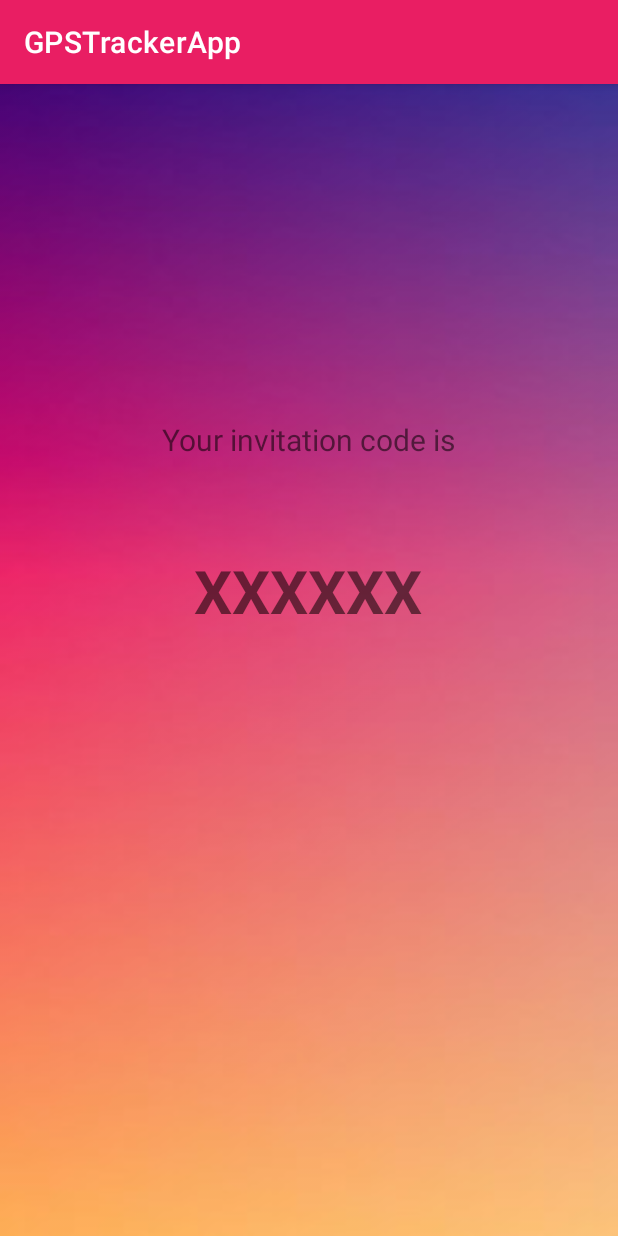
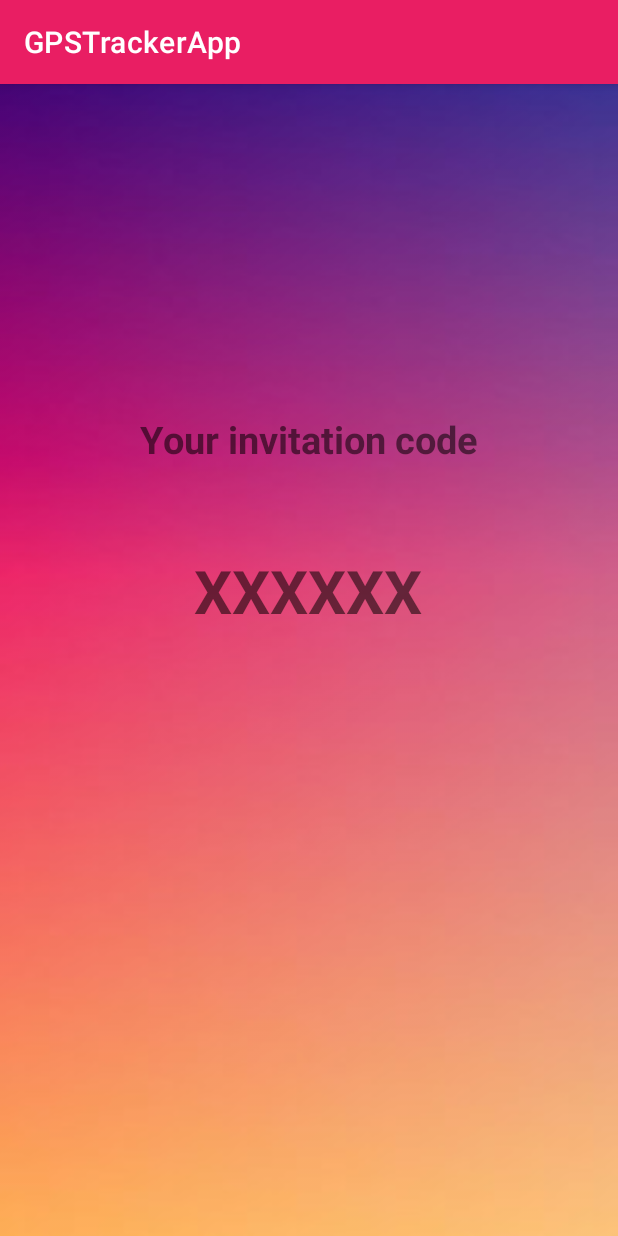
Before and after one commit to zanndev0511/GPSTrackerApp, an Android app: the InviteMemberActivity screen opened directly, with no data from a screen before it, on a phone screen of 412 x 824 dp. Run offline under Robolectric (Android 15) with nearby library versions, the phone set to English and light mode, and no system bars; our stand-ins replace Firebase (no records; nobody signed in at launch, a user with empty details on screens opened directly); 1 statement that could not run was skipped.

```diff
--- a/app/src/main/res/layout/activity_invite_member.xml
+++ b/app/src/main/res/layout/activity_invite_member.xml
@@ -14,7 +14,8 @@
         android:gravity="center"
         android:text="Your invitation code is"
         android:textAlignment="center"
-        android:textSize="20sp"
+        android:textSize="25sp"
+        android:textStyle="bold"
         app:layout_constraintBottom_toBottomOf="parent"
         app:layout_constraintEnd_toEndOf="parent"
         app:layout_constraintHorizontal_bias="0.498"
--- a/app/src/main/res/layout/activity_join_circle.xml
+++ b/app/src/main/res/layout/activity_join_circle.xml
@@ -33,7 +33,7 @@
         android:gravity="center"
         android:textStyle="bold"
         android:text="Enter circle code to join"
-        android:textSize="16sp" />
+        android:textSize="25sp" />
 
     <com.goodiebag.pinview.Pinview
         android:id="@+id/pinview"
```
